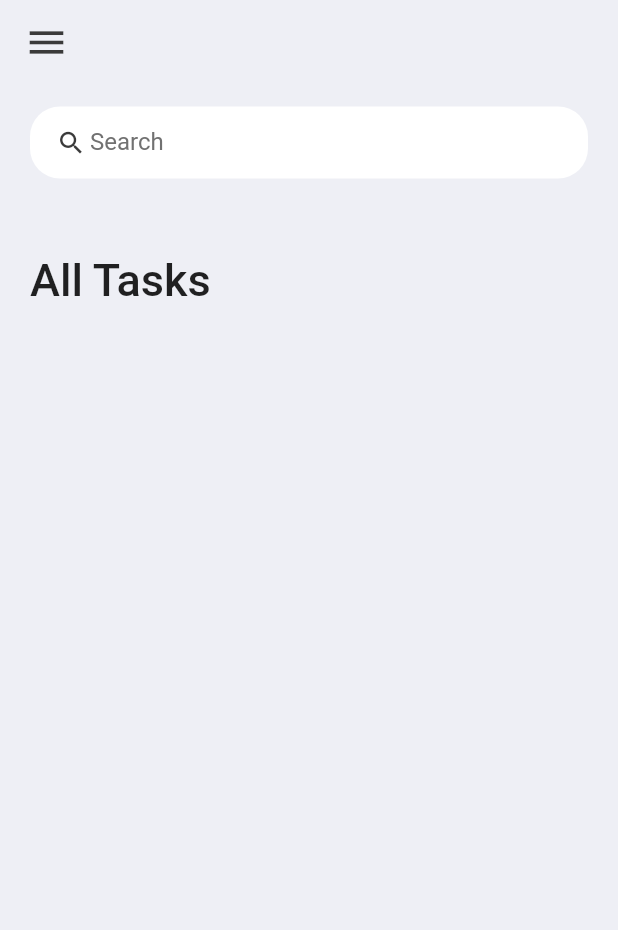
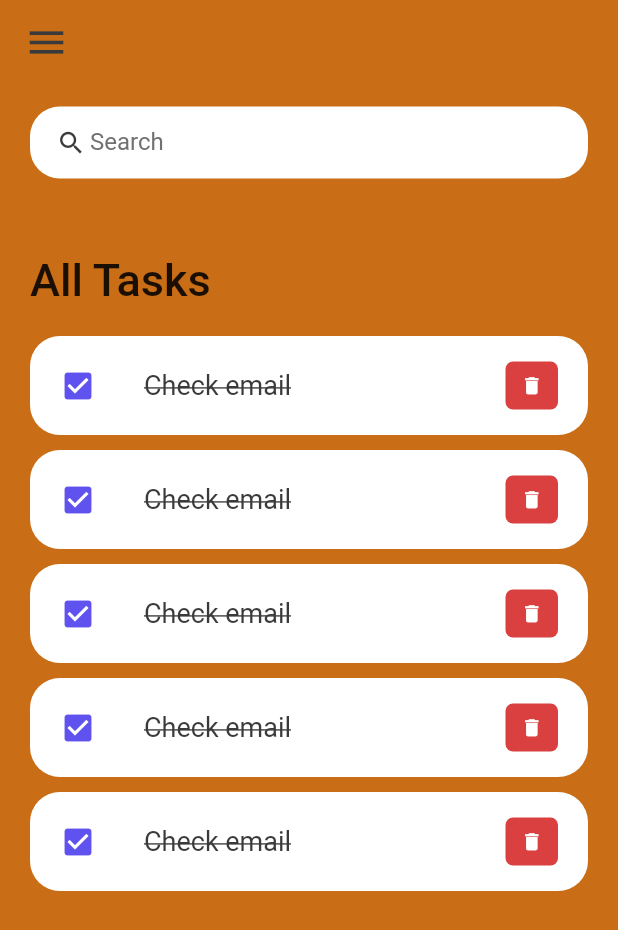
Before and after one commit to TripleJah/flutter_to_do_app, a Flutter app: the screen it shows after launch, on a phone screen of 412 x 824 dp. Shown: the top 930 px of the screen. Run offline on Flutter 3.47's test engine with Material 2 defaults, Android fonts, the phone set to English and light mode, and no system bars.

Commit message:
Added indivual tasks List

```diff
--- a/flutter_todo/lib/constant/colors.dart
+++ b/flutter_todo/lib/constant/colors.dart
@@ -6,4 +6,4 @@ const Color tdBlue = Color(0xFF5F52EE);
 const Color tdBlack = Color(0xFF3A3A3A);
 const Color tdGrey = Color(0xFF717171);
 
-const Color tdBGColor = Color(0xFFEEEFF5);
+const Color tdBGColor = Color.fromARGB(255, 201, 109, 22);
--- a/flutter_todo/lib/screens/home.dart
+++ b/flutter_todo/lib/screens/home.dart
@@ -1,5 +1,6 @@
 import 'package:flutter/material.dart';
-import 'package:flutter_todo/constant/colors.dart';
+import '../constant/colors.dart';
+import '../widgets/todo_item.dart';
 
 class Home extends StatelessWidget {
   const Home({Key? key}) : super(key: key);
@@ -32,7 +33,12 @@ class Home extends StatelessWidget {
                         fontWeight: FontWeight.w500,
                       ),
                     ),
-                  )
+                  ),
+                  ToDoItem(),
+                  ToDoItem(),
+                  ToDoItem(),
+                  ToDoItem(),
+                  ToDoItem(),
                 ],
               ),
             )
--- /dev/null
+++ b/flutter_todo/lib/widgets/todo_item.dart
@@ -0,0 +1,52 @@
+import 'package:flutter/material.dart';
+import '../constant/colors.dart';
+
+
+
+class ToDoItem extends StatelessWidget {
+  const ToDoItem({Key? key}) : super(key: key);
+
+  @override
+  Widget build(BuildContext context) {
+    return Container(
+      margin: EdgeInsets.only(bottom: 10),
+      child: ListTile(
+        onTap: () {
+          print('clicked');
+        },
+        shape: RoundedRectangleBorder(
+          borderRadius: BorderRadius.circular(20),
+        ),
+        contentPadding: EdgeInsets.symmetric(horizontal: 20, vertical: 5),
+        tileColor: Colors.white,
+        leading: Icon(Icons.check_box, color: tdBlue,),
+        title: Text(
+          'Check email',
+          style: TextStyle(
+            fontSize: 18,
+            color: tdBlack,
+            decoration: TextDecoration.lineThrough,
+          ),
+        ),
+        trailing: Container(
+          padding: EdgeInsets.all(0),
+          margin: EdgeInsets.symmetric(vertical: 12),
+          height: 35,
+          width: 35,
+          decoration: BoxDecoration(
+            color: tdRed,
+            borderRadius: BorderRadius.circular(5),
+          ),
+          child: IconButton(
+            color: Colors.white,
+            iconSize: 15,
+            icon: Icon(Icons.delete),
+            onPressed: () {
+              print('delete clicked');
+            },
+          ),
+        ),
+      ),
+    );
+  }
+}
```
Also changed, not shown: flutter_todo/lib/models/todo.dart (added).
